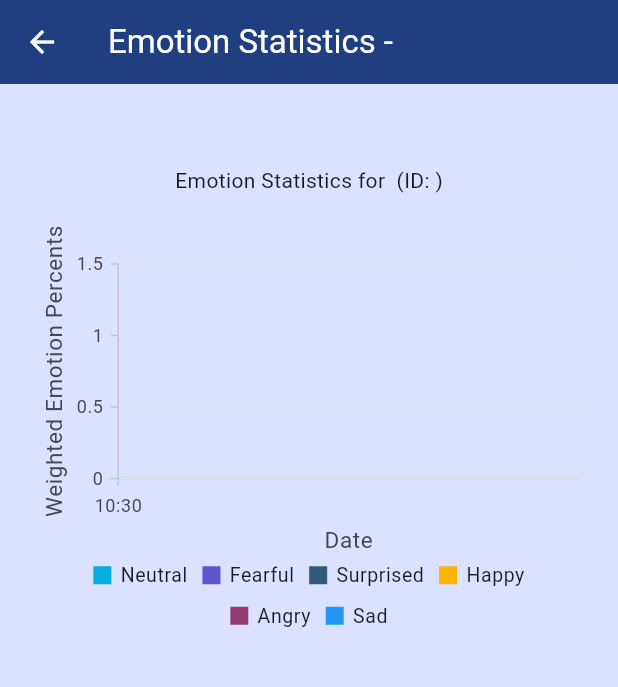
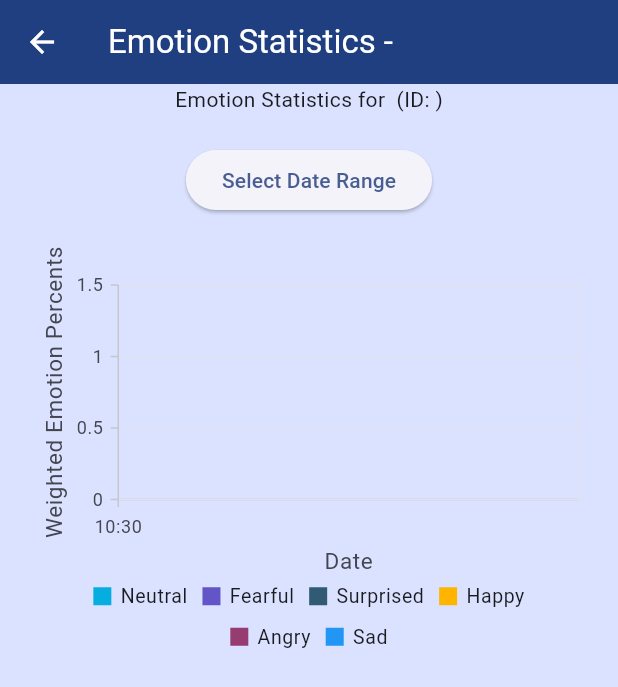
Before and after one commit to CMDR-VanderWaal/Customer_Satisfaction_App, a Flutter app: the CustomerEmotionStats screen opened directly with empty values, on a phone screen of 412 x 824 dp. Shown: the top 687 px of the screen. Run offline on Flutter 3.47's test engine with Material 3 defaults, Android fonts, the phone set to English and light mode, and no system bars; our stand-ins replace firebase_auth, firebase_core, hive_flutter, syncfusion_flutter_charts, syncfusion_flutter_gauges; accounts and stored records are empty; network calls fail.

Commit message:
added search option to customer list and added date range filter to each

```diff
--- a/lib/ui/CustomerEmotionStats.dart
+++ b/lib/ui/CustomerEmotionStats.dart
@@ -40,6 +40,8 @@ class CustomerEmotionStats extends StatefulWidget {
 class _CustomerEmotionStatsState extends State<CustomerEmotionStats> {
   Map<String, double> emotionPercents = {};
   List<DatewiseEmotionData> datewiseData = [];
+  DateTime? startDate;
+  DateTime? endDate;
 
   @override
   void initState() {
@@ -171,6 +173,31 @@ class _CustomerEmotionStatsState extends State<CustomerEmotionStats> {
     }).toList();
   }
 
+  Future<void> _selectDateRange(BuildContext context) async {
+    final DateTimeRange? picked = await showDateRangePicker(
+      context: context,
+      firstDate: DateTime(2000),
+      lastDate: DateTime(2101),
+    );
+
+    if (picked != null && picked.start != startDate && picked.end != endDate) {
+      setState(() {
+        startDate = picked.start;
+        endDate = picked.end;
+      });
+    }
+  }
+
+  List<DatewiseEmotionData> getFilteredDatewiseData() {
+    if (startDate != null && endDate != null) {
+      return datewiseData.where((data) {
+        return data.date.isAfter(startDate!) && data.date.isBefore(endDate!);
+      }).toList();
+    } else {
+      return datewiseData;
+    }
+  }
+
   @override
   Widget build(BuildContext context) {
     return Scaffold(
@@ -178,12 +205,20 @@ class _CustomerEmotionStatsState extends State<CustomerEmotionStats> {
       appBar: AppBar(
         title: Text('Emotion Statistics - ${widget.customerName}'),
       ),
-      body: Center(
+      body: SingleChildScrollView(
+        child: Center(
           child: Column(
             mainAxisAlignment: MainAxisAlignment.center,
             children: [
               Text(
                   'Emotion Statistics for ${widget.customerName} (ID: ${widget.customerId})'),
+              const SizedBox(
+                height: 20,
+              ),
+              ElevatedButton(
+                onPressed: () => _selectDateRange(context),
+                child: const Text('Select Date Range'),
+              ),
               const SizedBox(
                 height: 20,
               ),
@@ -203,7 +238,7 @@ class _CustomerEmotionStatsState extends State<CustomerEmotionStats> {
                     overflowMode: LegendItemOverflowMode.wrap,
                   ),
                   tooltipBehavior: TooltipBehavior(enable: true),
-                series: _generateLineChartSeries(datewiseData),
+                  series: _generateLineChartSeries(getFilteredDatewiseData()),
                 ),
               ),
               const SizedBox(
@@ -216,7 +251,11 @@ class _CustomerEmotionStatsState extends State<CustomerEmotionStats> {
                   series: _generatePieChartSeries(emotionPercents),
                 ),
               ),
+              const SizedBox(
+                height: 20,
+              ),
             ],
+          ),
         ),
       ),
     );
```
Also changed, not shown: lib/ui/customerWise.dart (+46 -7 lines), lib/ui/deleteCustomerPage.dart (+47 -7 lines), lib/ui/overallReport.dart (+48 -7 lines). Lines whose indentation alone changed are shown as unchanged.
